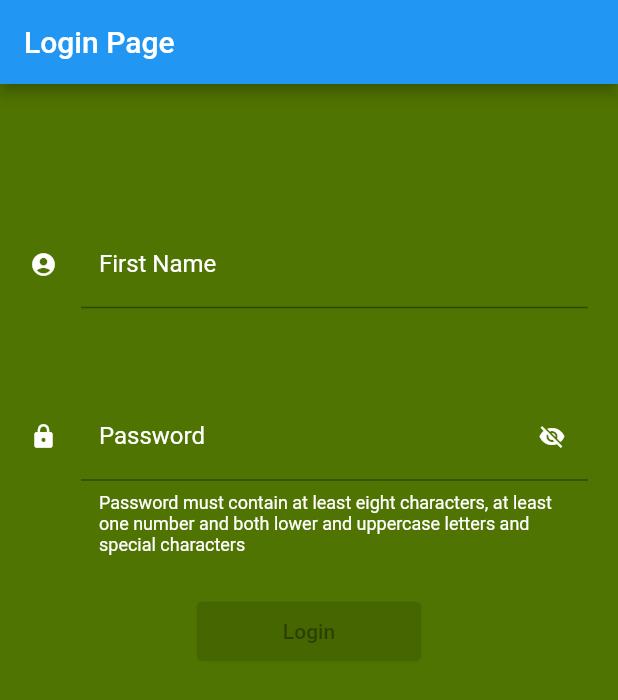
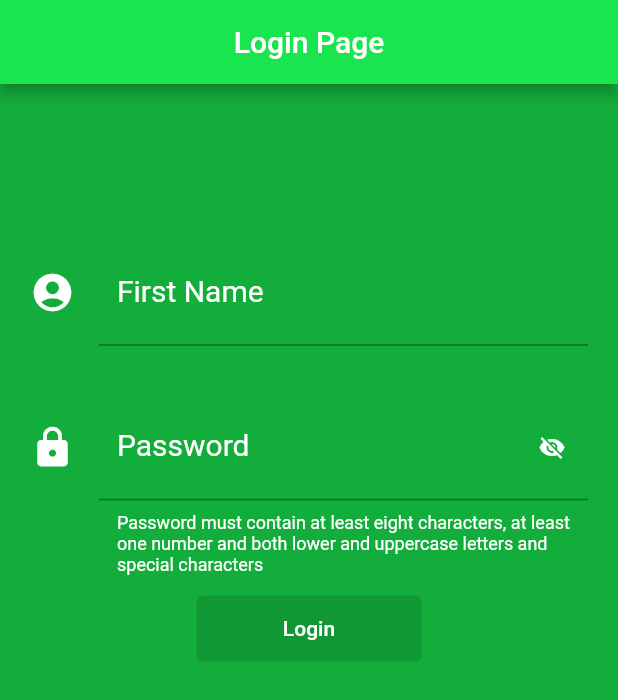
Before and after one commit to doshexchnage/flutter_nodejs_test, a Flutter app: the screen it shows after launch, on a phone screen of 412 x 824 dp. Shown: the top 700 px of the screen. Run offline on Flutter 3.47's test engine with Material 2 defaults, Android fonts, the phone set to English and light mode, and no system bars; our stand-ins replace bloc, equatable, flutter_bloc, formz.

Commit message:
added login page

```diff
--- a/weight_app/lib/bloc/login/login_bloc.dart
+++ b/weight_app/lib/bloc/login/login_bloc.dart
@@ -2,6 +2,7 @@ import 'dart:io';
 
 import 'package:bloc/bloc.dart';
 import 'package:equatable/equatable.dart';
+import 'package:flutter/foundation.dart';
 import 'package:formz/formz.dart';
 import 'package:meta/meta.dart';
 import 'package:weight_app/models/formz/name.dart';
@@ -84,6 +85,11 @@ class LoginBloc extends Bloc<LoginEvent, LoginState> {
     if (state.status.isValidated) {
       // Display progress indicator
       emit(SubmittingLogin());
+      if (kDebugMode) {
+        print(userName.value);
+        print(password.value);
+      }
+      emit(LoginInitial());
 
       // Connecting with login repository
       // try {
--- a/weight_app/lib/models/constants.dart
+++ b/weight_app/lib/models/constants.dart
@@ -1,5 +1,5 @@
 import 'package:flutter/material.dart';
 
 const primaryColor = Colors.white;
-const secondaryColor = Color(0xFF2E811A);
-const bgColor = Color(0xFF507401);
+const secondaryColor = Color(0xFF13AD3B);
+const bgColor = Color(0xFF19E64E);
--- a/weight_app/lib/ui/login.dart
+++ b/weight_app/lib/ui/login.dart
@@ -1,4 +1,4 @@
-// ignore_for_file: prefer_const_constructors_in_immutables, prefer_const_constructors
+// ignore_for_file: prefer_const_constructors_in_immutables, prefer_const_constructors, prefer_function_declarations_over_variables
 
 import 'package:flutter/material.dart';
 import 'package:flutter_bloc/flutter_bloc.dart';
@@ -58,9 +58,10 @@ class _LoginPageState extends State<LoginPage> {
   @override
   Widget build(BuildContext context) {
     return Scaffold(
-        backgroundColor: bgColor,
+        backgroundColor: secondaryColor,
         appBar: AppBar(
-          title: Text(widget.title),
+          backgroundColor: bgColor,
+          title: Center(child: Text(widget.title)),
         ),
         body: SafeArea(
             child: ListView(
@@ -129,8 +130,8 @@ class _LoginFormState extends State<LoginForm> {
   Widget build(BuildContext context) {
     return Container(
       padding: EdgeInsets.symmetric(horizontal: 20),
-      margin: EdgeInsets.symmetric(vertical: 50),
-      height: 350,
+      margin: EdgeInsets.symmetric(vertical: 75),
+      height: 320,
       child: Column(
         children: [
           // Username Input
@@ -146,13 +147,15 @@ class _LoginFormState extends State<LoginForm> {
                         initialValue: state.userName.value,
                         focusNode: _userNameFocusNode,
                         cursorColor: Colors.white,
+                        style: TextStyle(color: Colors.white, fontSize: 24),
                         decoration: InputDecoration(
                           contentPadding: const EdgeInsets.all(12),
                           isDense: true,
-                          labelStyle: TextStyle(color: Colors.white),
+                          labelStyle:
+                              TextStyle(color: Colors.white, fontSize: 20),
                           helperStyle: TextStyle(color: Colors.white),
                           icon: const Icon(Icons.account_circle,
-                              color: Colors.white),
+                              size: 30, color: Colors.white),
                           helperText: state.userName.valid
                               ? null
                               : '''A complete, valid first name e.g John''',
@@ -183,12 +186,18 @@ class _LoginFormState extends State<LoginForm> {
                         cursorColor: Colors.white,
                         initialValue: state.password.value,
                         focusNode: _passwordFocusNode,
+                        style: TextStyle(color: Colors.white, fontSize: 24),
                         decoration: InputDecoration(
                             contentPadding: const EdgeInsets.all(12),
                             isDense: true,
-                            labelStyle: TextStyle(color: Colors.white),
+                            labelStyle:
+                                TextStyle(color: Colors.white, fontSize: 20),
                             helperStyle: TextStyle(color: Colors.white),
-                            icon: const Icon(Icons.lock, color: Colors.white),
+                            icon: const Icon(
+                              Icons.lock,
+                              color: Colors.white,
+                              size: 30,
+                            ),
                             helperText: state.password.valid
                                 ? null
                                 : '''Password must contain at least eight characters, at least one number and both lower and uppercase letters and special characters''',
@@ -224,12 +233,15 @@ class _LoginFormState extends State<LoginForm> {
               flex: 1,
               child: Container(
                   width: 150,
-                  padding: const EdgeInsets.symmetric(vertical: 15),
+                  padding: const EdgeInsets.symmetric(vertical: 10),
                   child: BlocBuilder<LoginBloc, LoginState>(
                     buildWhen: (previous, current) =>
                         previous.status != current.status,
                     builder: (context, state) {
                       return ElevatedButton(
+                        style: ElevatedButton.styleFrom(
+                          primary: bgColor,
+                        ),
                         onPressed: state.status.isValidated
                             ? () =>
                                 context.read<LoginBloc>().add(FormSubmitted())
@@ -237,7 +249,10 @@ class _LoginFormState extends State<LoginForm> {
                         // style: ElevatedButton.styleFrom(
                         //   onSurface: Colors.blue,
                         // ),
-                        child: const Text('Login'),
+                        child: const Text(
+                          'Login',
+                          style: TextStyle(color: Colors.white),
+                        ),
                       );
                     },
                   )))
@@ -245,4 +260,15 @@ class _LoginFormState extends State<LoginForm> {
       ),
     );
   }
+
+  MaterialStateProperty<Color> getColor(Color one, Color two) {
+    final getColor = (Set<MaterialState> states) {
+      if (states.contains(MaterialState.focused)) {
+        return one;
+      } else {
+        return two;
+      }
+    };
+    return MaterialStateProperty.resolveWith(getColor);
+  }
 }
```
